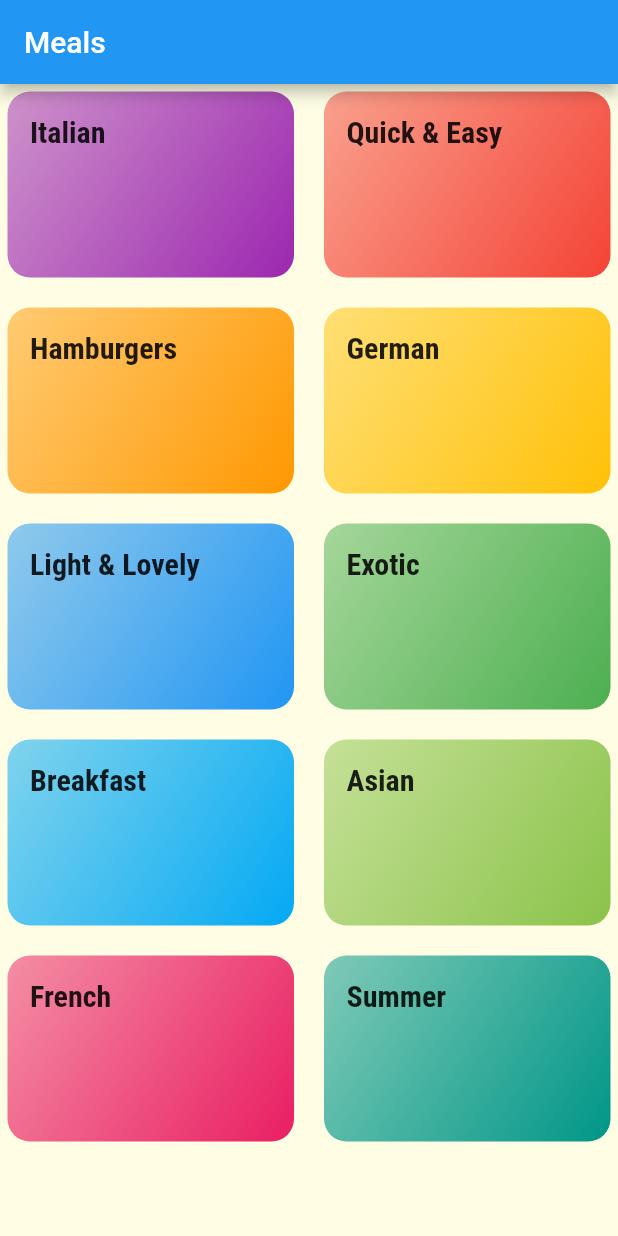
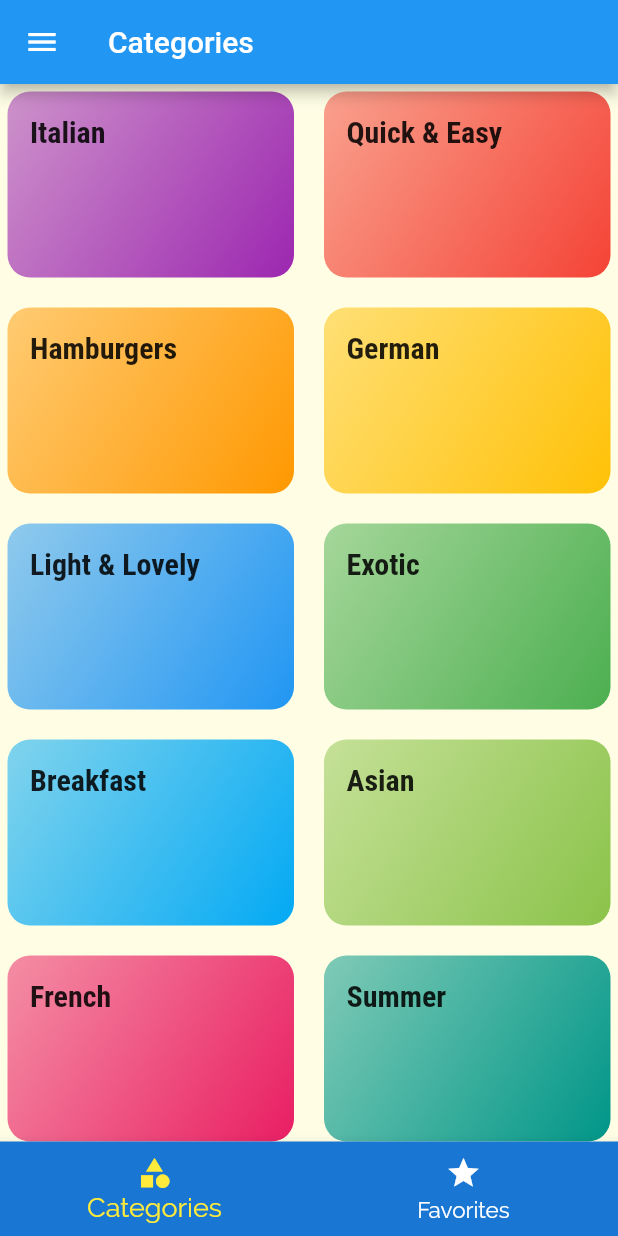
Before and after one commit to Hesam-Eskandari/flutter_meal_app, a Flutter app: the screen it shows after launch, on a phone screen of 412 x 824 dp. Run offline on Flutter 3.47's test engine with Material 2 defaults, Android fonts, the phone set to English and light mode, and no system bars.

Commit message:
add pages

```diff
--- a/lib/main.dart
+++ b/lib/main.dart
@@ -1,4 +1,7 @@
 import "package:flutter/material.dart";
+import 'package:flutter_meals_app/pages/favorites_page.dart';
+import 'package:flutter_meals_app/pages/meal_detail_page.dart';
+import 'package:flutter_meals_app/pages/tabs_page.dart';
 import 'pages/categories_page.dart';
 import 'pages/category_item_page.dart';
 
@@ -15,9 +18,9 @@ class MyApp extends StatelessWidget {
       theme: ThemeData(
         fontFamily: 'Raleway',
         textTheme: ThemeData.light().textTheme.copyWith(
-          bodyLarge: const TextStyle(color: Color.fromRGBO(20, 51, 51, 1)),
-          bodyMedium: const TextStyle(color: Color.fromRGBO(20, 51, 51, 1)),
-          bodySmall: const TextStyle(color: Color.fromRGBO(20, 51, 51, 1)),
+          bodyLarge: const TextStyle(color: Color.fromRGBO(20, 51, 51, 1), fontSize: 20),
+          bodyMedium: const TextStyle(color: Color.fromRGBO(20, 51, 51, 1), fontSize: 16),
+          bodySmall: const TextStyle(color: Color.fromRGBO(20, 51, 51, 1), fontSize: 12),
           titleMedium: const TextStyle(
             fontSize: 20,
             fontFamily: 'RobotoCondensed',
@@ -30,8 +33,15 @@ class MyApp extends StatelessWidget {
       // home: const CategoriesPage(),
       initialRoute: '/',
       routes: {
+        TabsPage.routeName : (ctx) => const TabsPage(),
+        FavoritesPage.routeName : (ctx) => const FavoritesPage(),
         CategoriesPage.routeName : (ctx) => const CategoriesPage(),
-        CategoryItemPage.routName: (ctx) => const CategoryItemPage(),
+        CategoryItemPage.routeName: (ctx) => const CategoryItemPage(),
+        MealDetailPage.routeName: (ctx) => const MealDetailPage(),
+      },
+      // onGenerateRoute: ,
+      onUnknownRoute: (RouteSettings settings) {
+        return MaterialPageRoute(builder: (ctx) => const CategoriesPage());
       },
     );
   }
--- a/lib/pages/categories_page.dart
+++ b/lib/pages/categories_page.dart
@@ -4,17 +4,13 @@ import '../widgets/category_item.dart';
 
 
 class CategoriesPage extends StatelessWidget {
-  static const routeName = '/';
+  static const routeName = '/categories';
 
   const CategoriesPage({Key? key}) : super(key: key);
 
   @override
   Widget build(BuildContext context) {
-    return Scaffold(
-      appBar: AppBar(
-        title: const Text('Meals'),
-      ),
-      body: GridView(
+    return GridView(
         gridDelegate: const SliverGridDelegateWithMaxCrossAxisExtent(
             maxCrossAxisExtent: 250,
             childAspectRatio: 3/2,
@@ -31,7 +27,6 @@ class CategoriesPage extends StatelessWidget {
                 )
             )
         ).toList(),
-      )
     );
   }
 }
--- /dev/null
+++ b/lib/pages/favorites_page.dart
@@ -0,0 +1,12 @@
+import 'package:flutter/cupertino.dart';
+
+class FavoritesPage extends StatelessWidget {
+  static const routeName = '/favorites';
+
+  const FavoritesPage({Key? key}) : super(key: key);
+
+  @override
+  Widget build(BuildContext context) {
+    return const Center(child: Text('The Favorites!'),);
+  }
+}
--- /dev/null
+++ b/lib/pages/tabs_page.dart
@@ -0,0 +1,104 @@
+import 'package:flutter/material.dart';
+import 'package:flutter_meals_app/pages/categories_page.dart';
+
+import './favorites_page.dart';
+
+class TabsPage extends StatefulWidget {
+  static const routeName = '/';
+
+  const TabsPage({Key? key}) : super(key: key);
+
+  @override
+  State<TabsPage> createState() => _TabsPageState();
+}
+
+class _TabsPageState extends State<TabsPage> {
+  static const Widget title = Text('Meals');
+
+  static const List<Widget> _pages = [
+    CategoriesPage(),
+    FavoritesPage(),
+  ];
+
+  static const _pageTitles = [
+    'Categories', 'Favorites'
+  ];
+
+  static const _categoriesIcon = Icon(Icons.category);
+  static const _categoriesText = 'Categories';
+  static const _favoritesIcon = Icon(Icons.star);
+  static const _favoritesText = 'Favorites';
+
+  int _selectedPageIndex = 0;
+
+  // default can work in stateless mode as well
+  Widget _getDefaultTabNavigation(BuildContext context) {
+    return DefaultTabController(
+      length: 2,
+      initialIndex: 0,
+      child: Scaffold(
+        appBar: AppBar(
+          title: title,
+          bottom: const TabBar(tabs: <Widget>[
+            Tab(
+              icon: _categoriesIcon,
+              text: _categoriesText,
+            ),
+            Tab(
+                icon: _favoritesIcon,
+                text: _favoritesText
+            ),
+          ],),
+        ),
+        body: const TabBarView(
+          children: _pages,
+        ),
+      ),
+    );
+  }
+
+  Widget _getBottomTabNavigation(BuildContext context) {
+    return Scaffold(
+      appBar: AppBar(
+        title: Text(_pageTitles[_selectedPageIndex]),
+      ),
+      drawer: Drawer(child: Text('The Drawer!')),
+      body: _pages[_selectedPageIndex],
+      bottomNavigationBar: BottomNavigationBar(
+        onTap: (int index) => _selectPage(index),
+        backgroundColor: Theme.of(context).primaryColorDark,
+        unselectedItemColor: Colors.white,
+        selectedItemColor: Colors.yellow,
+        selectedFontSize: 18,
+        unselectedFontSize: 15,
+        currentIndex: _selectedPageIndex,
+        type: BottomNavigationBarType.fixed,
+        items: const [
+          BottomNavigationBarItem(
+            // backgroundColor: Theme.of(context).primaryColorDark,
+            icon: _categoriesIcon,
+            label: _categoriesText,
+          ),
+          BottomNavigationBarItem(
+            // backgroundColor: Theme.of(context).primaryColorDark,
+            icon: _favoritesIcon,
+            label: _favoritesText,
+          ),
+        ],
+      ),
+    );
+  }
+
+  void _selectPage(int index) {
+    setState(() {
+      _selectedPageIndex = index;
+    });
+  }
+
+
+
+  @override
+  Widget build(BuildContext context) {
+    return _getBottomTabNavigation(context);
+  }
+}
--- a/lib/widgets/category_item.dart
+++ b/lib/widgets/category_item.dart
@@ -13,7 +13,7 @@ class CategoryItem extends StatelessWidget {
 
   void selectCategory(BuildContext context) {
     Navigator.of(context).pushNamed(
-        CategoryItemPage.routName,
+        CategoryItemPage.routeName,
         arguments: {'categoryId': _id,  'categoryTitle': title});
   }
 
```
Also changed, not shown: lib/pages/category_item_page.dart (+2 -7 lines), lib/pages/meal_detail_page.dart (added, +92 -0 lines), lib/widgets/meal_item.dart (+10 -6 lines).
